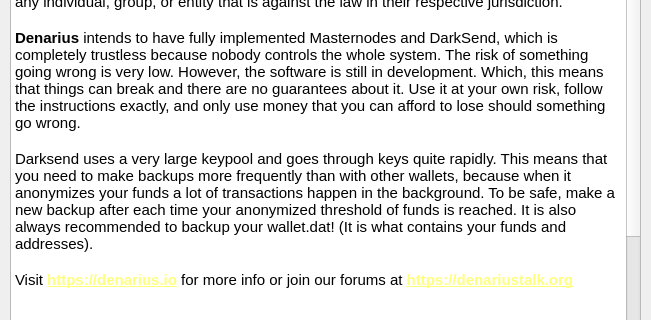
Qt form src/qt/forms/termsofuse.ui (metaspartan/denarius) before a commit; both pictures show x 0 to 651 and y 113 to 433 of the 651 by 541 pixel window.
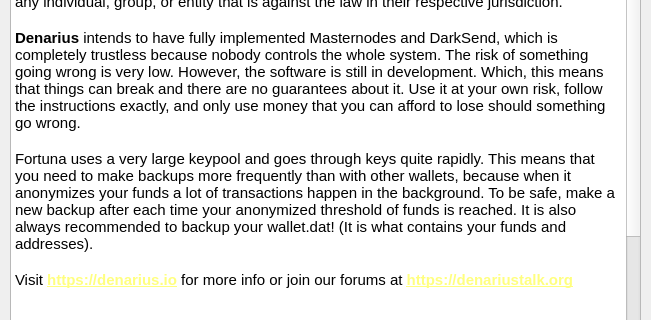
The same form after that commit.

What changed in the file:
```diff
--- a/src/qt/forms/termsofuse.ui
+++ b/src/qt/forms/termsofuse.ui
@@ -31,7 +31,7 @@
 &lt;p style=&quot;-qt-paragraph-type:empty; margin-top:0px; margin-bottom:0px; margin-left:0px; margin-right:0px; -qt-block-indent:0; text-indent:0px; font-family:'Ubuntu'; font-size:11pt;&quot;&gt;&lt;br /&gt;&lt;/p&gt;
 &lt;p style=&quot; margin-top:0px; margin-bottom:0px; margin-left:0px; margin-right:0px; -qt-block-indent:0; text-indent:0px;&quot;&gt;&lt;span style=&quot; font-family:'Ubuntu'; font-size:11pt; font-weight:600;&quot;&gt;Denarius&lt;/span&gt;&lt;span style=&quot; font-family:'Ubuntu'; font-size:11pt;&quot;&gt; intends to have fully implemented Masternodes and DarkSend, which is completely trustless because nobody controls the whole system. The risk of something going wrong is very low. However, the software is still in development. Which, this means that things can break and there are no guarantees about it. Use it at your own risk, follow the instructions exactly, and only use money that you can afford to lose should something go wrong. &lt;/span&gt;&lt;/p&gt;
 &lt;p style=&quot;-qt-paragraph-type:empty; margin-top:0px; margin-bottom:0px; margin-left:0px; margin-right:0px; -qt-block-indent:0; text-indent:0px; font-family:'Ubuntu'; font-size:11pt;&quot;&gt;&lt;br /&gt;&lt;/p&gt;
-&lt;p style=&quot; margin-top:0px; margin-bottom:0px; margin-left:0px; margin-right:0px; -qt-block-indent:0; text-indent:0px;&quot;&gt;&lt;span style=&quot; font-family:'Ubuntu'; font-size:11pt;&quot;&gt;Darksend uses a very large keypool and goes through keys quite rapidly. This means that you need to make backups more frequently than with other wallets, because when it anonymizes your funds a lot of transactions happen in the background. To be safe, make a new backup after each time your anonymized threshold of funds is reached. It is also always recommended to backup your wallet.dat! (It is what contains your funds and addresses).&lt;/span&gt;&lt;/p&gt;
+&lt;p style=&quot; margin-top:0px; margin-bottom:0px; margin-left:0px; margin-right:0px; -qt-block-indent:0; text-indent:0px;&quot;&gt;&lt;span style=&quot; font-family:'Ubuntu'; font-size:11pt;&quot;&gt;Fortuna uses a very large keypool and goes through keys quite rapidly. This means that you need to make backups more frequently than with other wallets, because when it anonymizes your funds a lot of transactions happen in the background. To be safe, make a new backup after each time your anonymized threshold of funds is reached. It is also always recommended to backup your wallet.dat! (It is what contains your funds and addresses).&lt;/span&gt;&lt;/p&gt;
 &lt;p style=&quot;-qt-paragraph-type:empty; margin-top:0px; margin-bottom:0px; margin-left:0px; margin-right:0px; -qt-block-indent:0; text-indent:0px; font-family:'Ubuntu'; font-size:11pt;&quot;&gt;&lt;br /&gt;&lt;/p&gt;
 &lt;p style=&quot; margin-top:0px; margin-bottom:0px; margin-left:0px; margin-right:0px; -qt-block-indent:0; text-indent:0px;&quot;&gt;&lt;span style=&quot; font-family:'Ubuntu'; font-size:11pt;&quot;&gt;Visit &lt;/span&gt;&lt;a href=&quot;https://denarius.io&quot;&gt;&lt;span style=&quot; font-size:11pt; font-weight:600; text-decoration: underline; color:#ffff7f;&quot;&gt;https://denarius.io&lt;/span&gt;&lt;/a&gt;&lt;span style=&quot; font-family:'Ubuntu'; font-size:11pt;&quot;&gt; for more info or join our forums at &lt;/span&gt;&lt;a href=&quot;https://denariustalk.org&quot;&gt;&lt;span style=&quot; font-size:11pt; font-weight:600; text-decoration: underline; color:#ffff7f;&quot;&gt;https://denariustalk.org&lt;/span&gt;&lt;/a&gt;&lt;/p&gt;
 &lt;p style=&quot;-qt-paragraph-type:empty; margin-top:0px; margin-bottom:0px; margin-left:0px; margin-right:0px; -qt-block-indent:0; text-indent:0px; font-size:11pt; font-weight:600; text-decoration: underline; color:#ffff7f;&quot;&gt;&lt;br /&gt;&lt;/p&gt;
```
